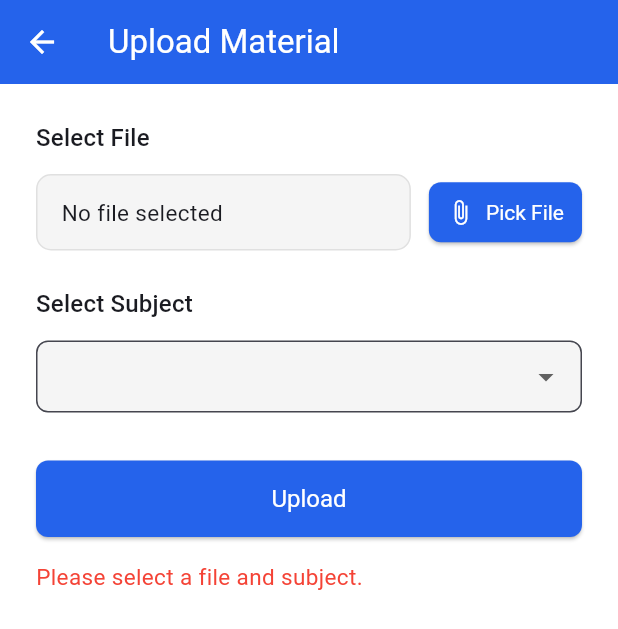
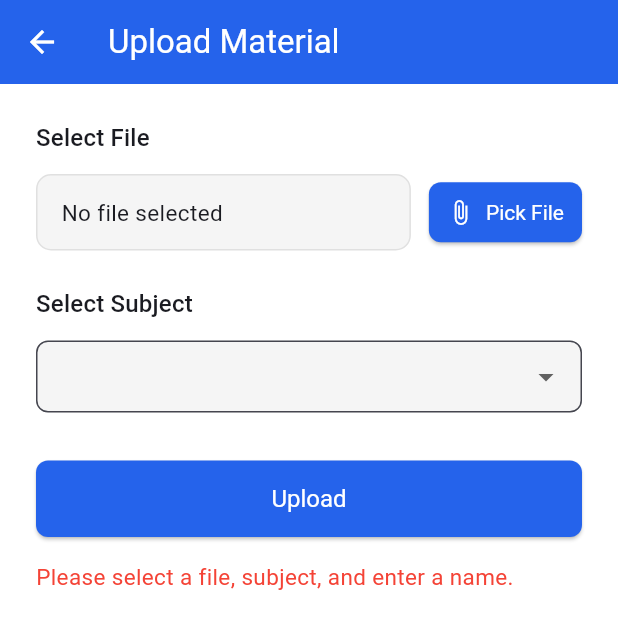
Before and after one commit to Faqih001/learning_material_downloader-app, a Flutter app: the UploadScreen screen opened by its route, after a tap on "Upload", on a phone screen of 412 x 824 dp. Shown: the top 629 px of the screen. Run offline on Flutter 3.47's test engine with Material 3 defaults, Android fonts, the phone set to English and light mode, and no system bars; our stand-ins replace carousel_slider, file_picker, flutter_dotenv, google_generative_ai, google_maps_flutter, shared_preferences and 2 more; accounts and stored records are empty.

Commit message:
feat: Update _HomeTab and UploadScreen for improved layout and file upload functionality

```diff
--- a/lib/screens/home_screen.dart
+++ b/lib/screens/home_screen.dart
@@ -594,7 +594,7 @@ class _HomeTab extends StatelessWidget {
                                 return Align(
                                   alignment: Alignment.centerLeft,
                                   child: SizedBox(
-                                    height: isWide ? 220 : 160,
+                                    height: isWide ? 320 : 240,
                                     child: ListView.separated(
                                       scrollDirection: Axis.horizontal,
                                       itemCount: recent.length,
@@ -613,7 +613,7 @@ class _HomeTab extends StatelessWidget {
                                             vertical: 4,
                                           ),
                                           child: Container(
-                                            width: isWide ? 320 : 220,
+                                            width: isWide ? 400 : 320,
                                             padding: const EdgeInsets.all(18),
                                             decoration: BoxDecoration(
                                               borderRadius: BorderRadius.circular(18),
--- a/lib/screens/upload_screen.dart
+++ b/lib/screens/upload_screen.dart
@@ -15,6 +15,8 @@ class UploadScreen extends StatefulWidget {
 
 class _UploadScreenState extends State<UploadScreen> {
   String? _fileName;
+  String? _editedFileName;
+  String? _description;
   String? _subject;
   final List<String> _subjects = [
     'Mathematics',
@@ -68,13 +70,14 @@ class _UploadScreenState extends State<UploadScreen> {
       setState(() {
         _pickedFile = result.files.first;
         _fileName = _pickedFile!.name;
+  _editedFileName = _pickedFile!.name;
       });
     }
   }
 
   void _upload() async {
-    if (_pickedFile == null || _subject == null) {
-      setState(() => _uploadStatus = 'Please select a file and subject.');
+    if (_pickedFile == null || _subject == null || (_editedFileName == null || _editedFileName!.isEmpty)) {
+      setState(() => _uploadStatus = 'Please select a file, subject, and enter a name.');
       return;
     }
     setState(() {
@@ -103,9 +106,11 @@ class _UploadScreenState extends State<UploadScreen> {
       // Save metadata to DB
       final material = LearningMaterial(
         id: '${DateTime.now().millisecondsSinceEpoch}_${Random().nextInt(10000)}',
-        title: _fileName!,
+        title: _editedFileName!,
         subject: _subject!,
-        description: 'Uploaded by ${_user['name'] ?? 'Unknown'}',
+        description: _description?.isNotEmpty == true
+            ? _description!
+            : 'Uploaded by ${_user['name'] ?? 'Unknown'}',
         fileUrl: publicUrl,
         rating: 0.0,
         downloads: 0,
@@ -121,6 +126,8 @@ class _UploadScreenState extends State<UploadScreen> {
         _uploading = false;
         _uploadStatus = 'Upload successful!';
         _fileName = null;
+        _editedFileName = null;
+        _description = null;
         _pickedFile = null;
         _subject = null;
       });
@@ -256,6 +263,45 @@ class _UploadScreenState extends State<UploadScreen> {
                                 ),
                               ],
                             ),
+
+                            if (_pickedFile != null) ...[
+                              SizedBox(height: isWide ? 18 : 12),
+                              TextField(
+                                enabled: !_uploading,
+                                controller: TextEditingController(text: _editedFileName)
+                                  ..selection = TextSelection.collapsed(offset: _editedFileName?.length ?? 0),
+                                onChanged: (v) => setState(() => _editedFileName = v),
+                                decoration: InputDecoration(
+                                  labelText: 'Material Name',
+                                  border: OutlineInputBorder(
+                                    borderRadius: BorderRadius.circular(isWide ? 14 : 10),
+                                  ),
+                                  contentPadding: EdgeInsets.symmetric(
+                                    horizontal: isWide ? 18 : 12,
+                                    vertical: isWide ? 14 : 8,
+                                  ),
+                                ),
+                                style: TextStyle(fontSize: isWide ? 17 : 15),
+                              ),
+                              SizedBox(height: isWide ? 18 : 12),
+                              TextField(
+                                enabled: !_uploading,
+                                minLines: 2,
+                                maxLines: 4,
+                                onChanged: (v) => setState(() => _description = v),
+                                decoration: InputDecoration(
+                                  labelText: 'Description',
+                                  border: OutlineInputBorder(
+                                    borderRadius: BorderRadius.circular(isWide ? 14 : 10),
+                                  ),
+                                  contentPadding: EdgeInsets.symmetric(
+                                    horizontal: isWide ? 18 : 12,
+                                    vertical: isWide ? 14 : 8,
+                                  ),
+                                ),
+                                style: TextStyle(fontSize: isWide ? 17 : 15),
+                              ),
+                            ],
                             SizedBox(height: isWide ? 32 : 24),
                             Text(
                               'Select Subject',
```
